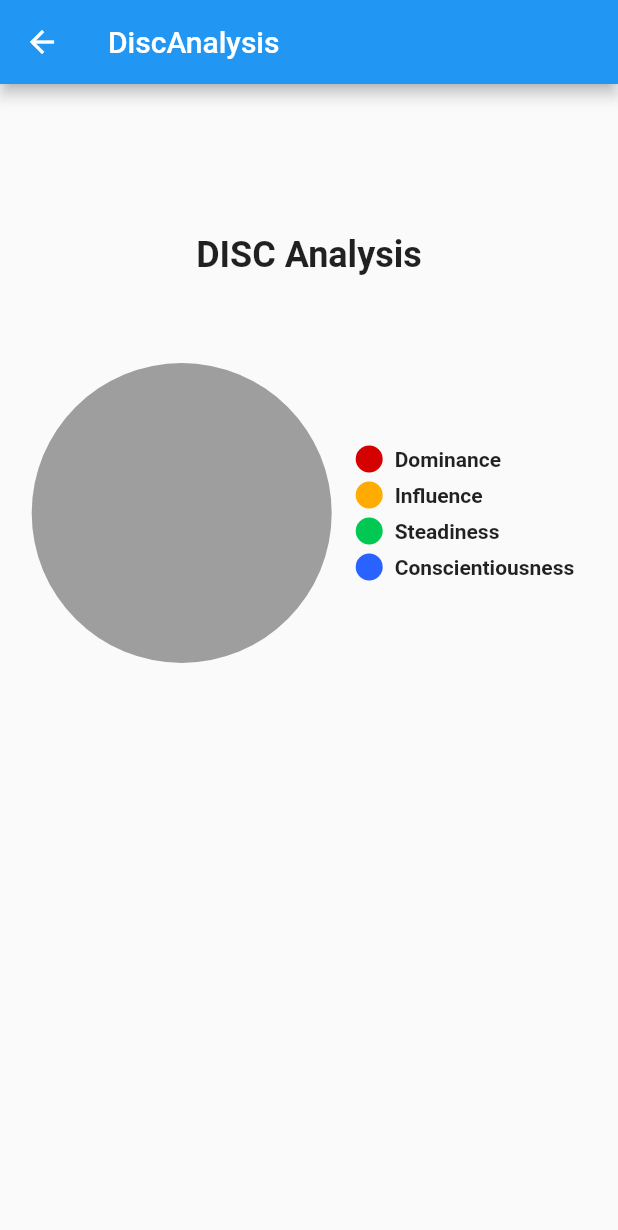
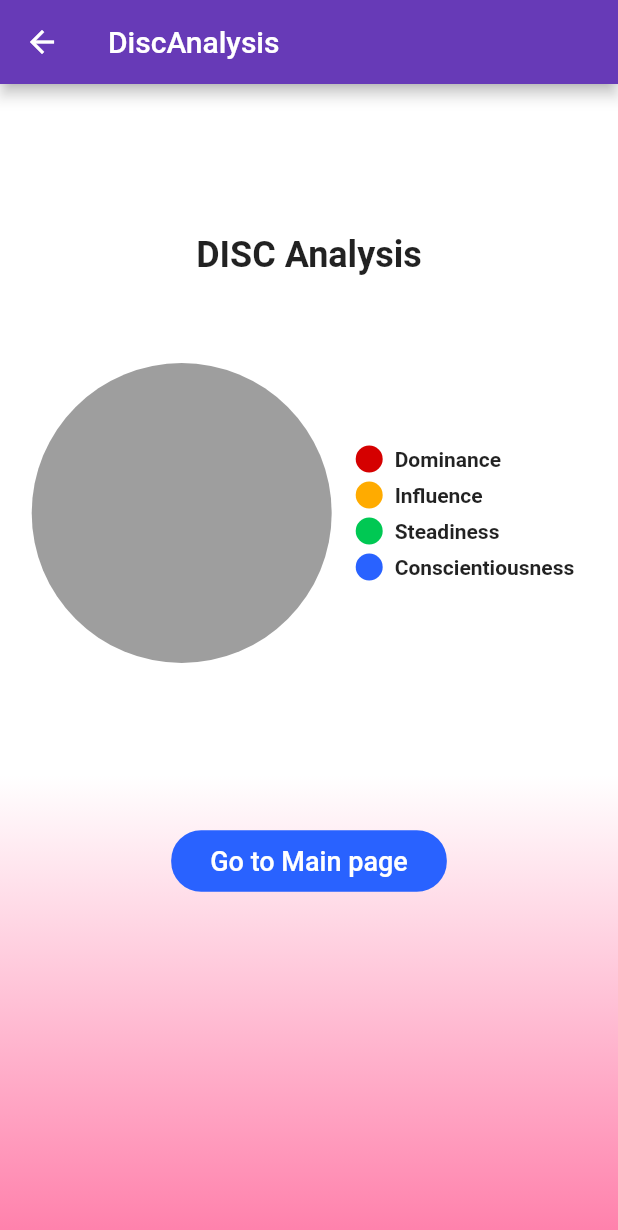
Before and after one commit to VisahanA/disc, a Flutter app: the screen it shows after launch, after a tap on the "settings" icon, on a phone screen of 412 x 824 dp. Shown: the top 1230 px of the screen. Run offline on Flutter 3.47's test engine with Material 2 defaults, Android fonts, the phone set to English and light mode, and no system bars; drawn by our look-alikes of pie_chart; our stand-ins replace outline_material_icons, toast; network calls fail.

Commit message:
in disc analysis background and title has been added

```diff
--- a/lib/screens/disc_quiz.dart
+++ b/lib/screens/disc_quiz.dart
@@ -223,7 +223,7 @@ class DISC_quiz extends StatelessWidget {
                 ),
               ),
               Container(height:30),
-              FlatButton(
+              RaisedButton(
                 shape: RoundedRectangleBorder(
                   borderRadius: BorderRadius.circular(20.0),
                 ),
--- a/lib/screens/discanalysis.dart
+++ b/lib/screens/discanalysis.dart
@@ -10,9 +10,7 @@ class discanalysis extends StatelessWidget {
   final Questioncount three;
   final Questioncount four;
 
-  discanalysis({Key key, @required this.questioncount, @required this.one, @required this.two, @required this.three, @required this.four}) : super(key: key){
-
-  }
+  discanalysis({Key key, @required this.questioncount, @required this.one, @required this.two, @required this.three, @required this.four}) : super(key: key);
   Map<String, double> data = new Map();
   bool _loadChart = false;
 
@@ -43,8 +41,16 @@ class discanalysis extends StatelessWidget {
     return Scaffold(
       appBar: AppBar(
         title: Text("DiscAnalysis"),
+        backgroundColor: Colors.deepPurple,
       ),
-      body: Center(
+      body: Container(
+        decoration: BoxDecoration(
+            gradient: LinearGradient(
+                begin:Alignment.topCenter,
+                end:Alignment.bottomCenter,
+                stops: [0.6, 1],
+                colors: [Colors.white,Colors.pinkAccent[100]])
+        ),
         child: Column(
           children: <Widget>[
             SizedBox(
@@ -85,6 +91,24 @@ class discanalysis extends StatelessWidget {
             SizedBox(
               height: 100,
             ),
+            FlatButton(
+              shape: RoundedRectangleBorder(
+                borderRadius: BorderRadius.circular(20.0),
+              ),
+              color: Colors.blueAccent[700],
+              onPressed: () {
+                Navigator.push(context, new MaterialPageRoute(builder: (context) => new MyHomePage()));
+              },
+              textColor: Colors.white,
+//                padding: const EdgeInsets.all(0.0),
+              child: Container(
+                padding: const EdgeInsets.all(10.0),
+                child: const Text(
+                    'Go to Main page',
+                    style: TextStyle(fontSize: 18)
+                ),
+              ),
+            ),
           ],
         ),
       ),
```
